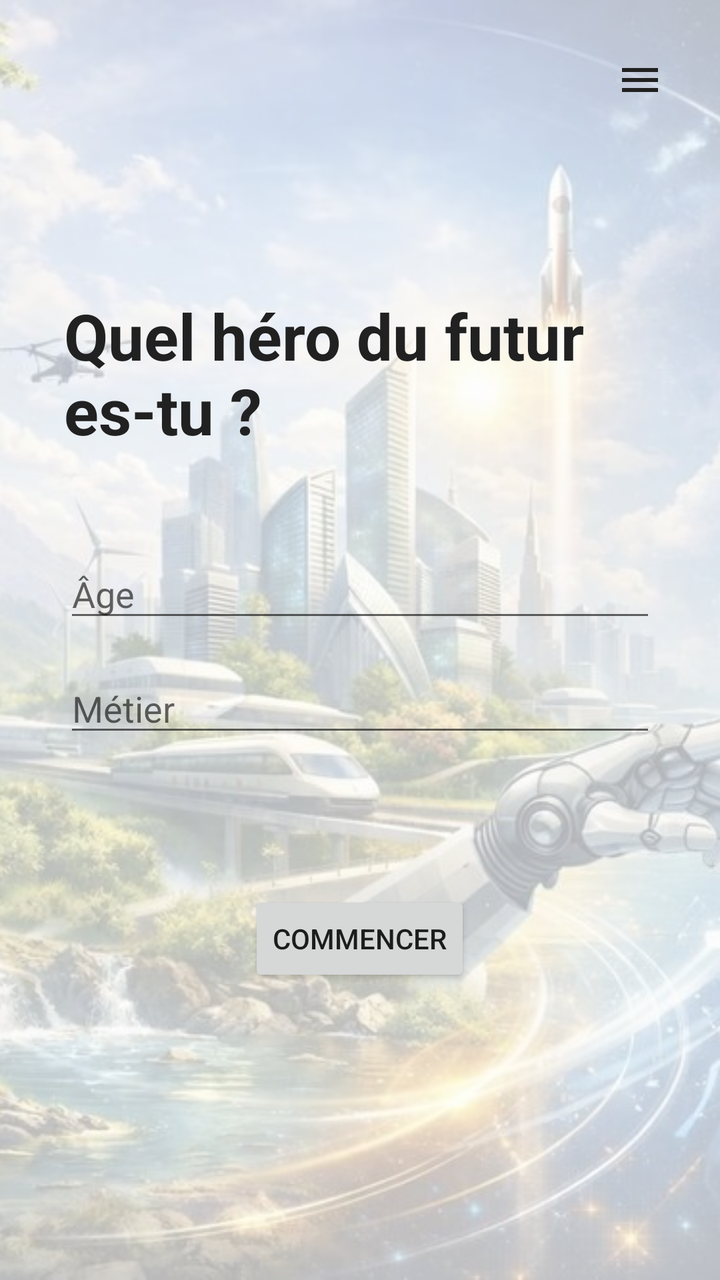
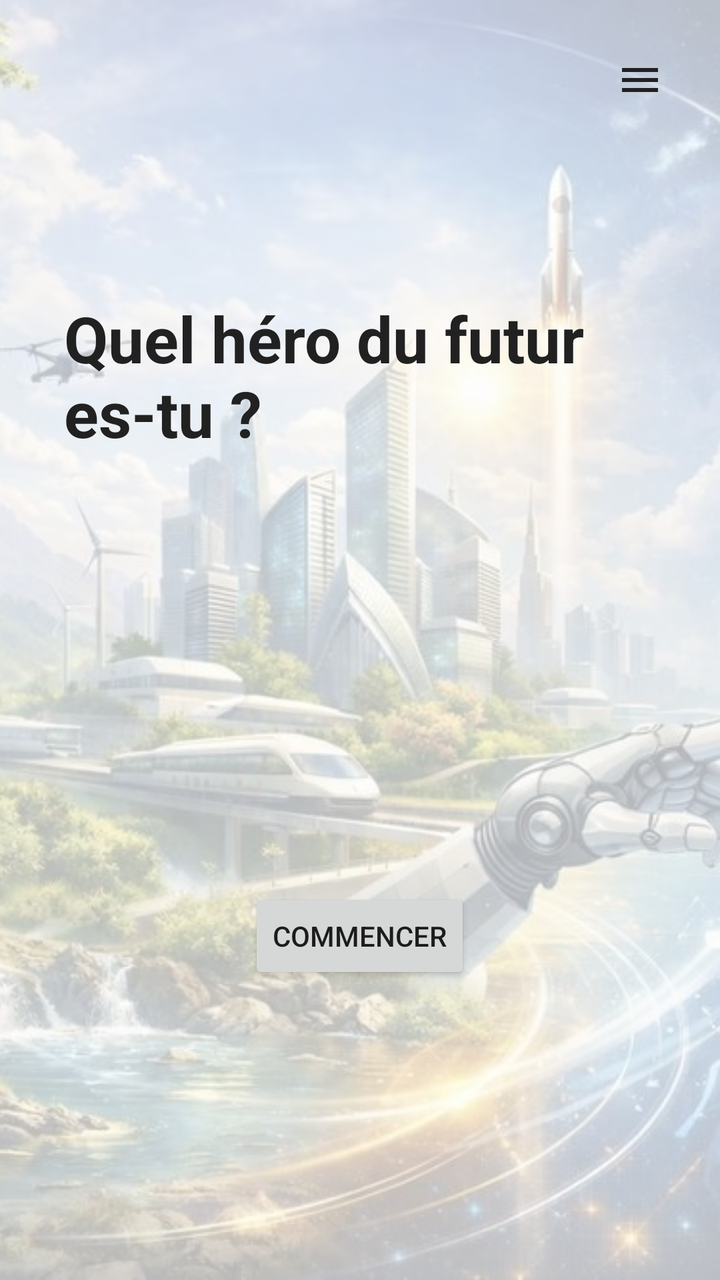

Compare the two renders of this Android layout. The source of the first and the diff that turns it into the second are given below.
<!-- AndroidManifest.xml: application theme Theme.AppCompat.Light.NoActionBar -->
<!-- res/layout/activity_accueil.xml -->
<?xml version="1.0" encoding="utf-8"?>
<FrameLayout xmlns:android="http://schemas.android.com/apk/res/android"
    android:layout_width="match_parent"
    android:layout_height="match_parent">

    
    <ImageView
        android:layout_width="match_parent"
        android:layout_height="match_parent"
        android:src="@drawable/fond_ecran"
        android:scaleType="centerCrop"
        android:contentDescription="Fond d'écran" />


    <View
        android:layout_width="match_parent"
        android:layout_height="match_parent"
        android:background="#B3FFFFFF" />


    <ImageButton
        android:id="@+id/boutonMenu"
        android:layout_width="48dp"
        android:layout_height="48dp"
        android:layout_gravity="top|end"
        android:layout_margin="16dp"
        android:background="?attr/selectableItemBackgroundBorderless"
        android:src="@drawable/ic_menu"
        android:contentDescription="Menu" />

    
    <LinearLayout
        android:layout_width="match_parent"
        android:layout_height="match_parent"
        android:orientation="vertical"
        android:gravity="center"
        android:padding="32dp">

        <TextView
            android:id="@+id/titre"
            android:layout_width="wrap_content"
            android:layout_height="wrap_content"
            android:text="Quel héro du futur es-tu ?"
            android:textSize="32sp"
            android:textStyle="bold"
            android:textColor="#212121"
            android:layout_marginBottom="48dp" />

        <EditText
            android:id="@+id/champAge"
            android:layout_width="match_parent"
            android:layout_height="wrap_content"
            android:hint="Âge"
            android:inputType="number"
            android:textColor="#212121"
            android:layout_marginBottom="16dp" />

        <EditText
            android:id="@+id/champMetier"
            android:layout_width="match_parent"
            android:layout_height="wrap_content"
            android:hint="Métier"
            android:inputType="text"
            android:textColor="#212121"
            android:layout_marginBottom="32dp" />

        <Spinner
            android:id="@+id/champSexe"
            android:layout_width="match_parent"
            android:layout_height="wrap_content"
            android:layout_marginBottom="16dp" />

        <Button
            android:id="@+id/boutonCommencer"
            android:layout_width="wrap_content"
            android:layout_height="wrap_content"
            android:text="Commencer" />

    </LinearLayout>

</FrameLayout>
<!-- resources referenced by this layout -->
<resources>
  <!-- drawable fond_ecran: png bitmap (drawable, 137813 bytes) -->
  <!-- drawable ic_menu (drawable) -->
  <?xml version="1.0" encoding="utf-8"?>
  <vector xmlns:android="http://schemas.android.com/apk/res/android"
      android:width="24dp"
      android:height="24dp"
      android:viewportWidth="24"
      android:viewportHeight="24"
      android:tint="#212121">
      <path
          android:fillColor="@android:color/white"
          android:pathData="M3,6h18v2H3V6zm0,5h18v2H3v-2zm0,5h18v2H3v-2z" />
  </vector>
</resources>

<!-- the commit's change to res/layout/activity_accueil.xml (unified diff, before → after) -->
@@ -11,12 +11,10 @@
         android:scaleType="centerCrop"
         android:contentDescription="Fond d'écran" />
 
-
     <View
         android:layout_width="match_parent"
         android:layout_height="match_parent"
         android:background="#B3FFFFFF" />
-
 
     <ImageButton
         android:id="@+id/boutonMenu"
@@ -46,29 +44,23 @@
             android:textColor="#212121"
             android:layout_marginBottom="48dp" />
 
-        <EditText
+        <Spinner
             android:id="@+id/champAge"
             android:layout_width="match_parent"
             android:layout_height="wrap_content"
-            android:hint="Âge"
-            android:inputType="number"
-            android:textColor="#212121"
-            android:layout_marginBottom="16dp" />
+            android:layout_marginBottom="32dp" />
 
-        <EditText
+        <Spinner
             android:id="@+id/champMetier"
             android:layout_width="match_parent"
             android:layout_height="wrap_content"
-            android:hint="Métier"
-            android:inputType="text"
-            android:textColor="#212121"
             android:layout_marginBottom="32dp" />
 
         <Spinner
             android:id="@+id/champSexe"
             android:layout_width="match_parent"
             android:layout_height="wrap_content"
-            android:layout_marginBottom="16dp" />
+            android:layout_marginBottom="32dp" />
 
         <Button
             android:id="@+id/boutonCommencer"
